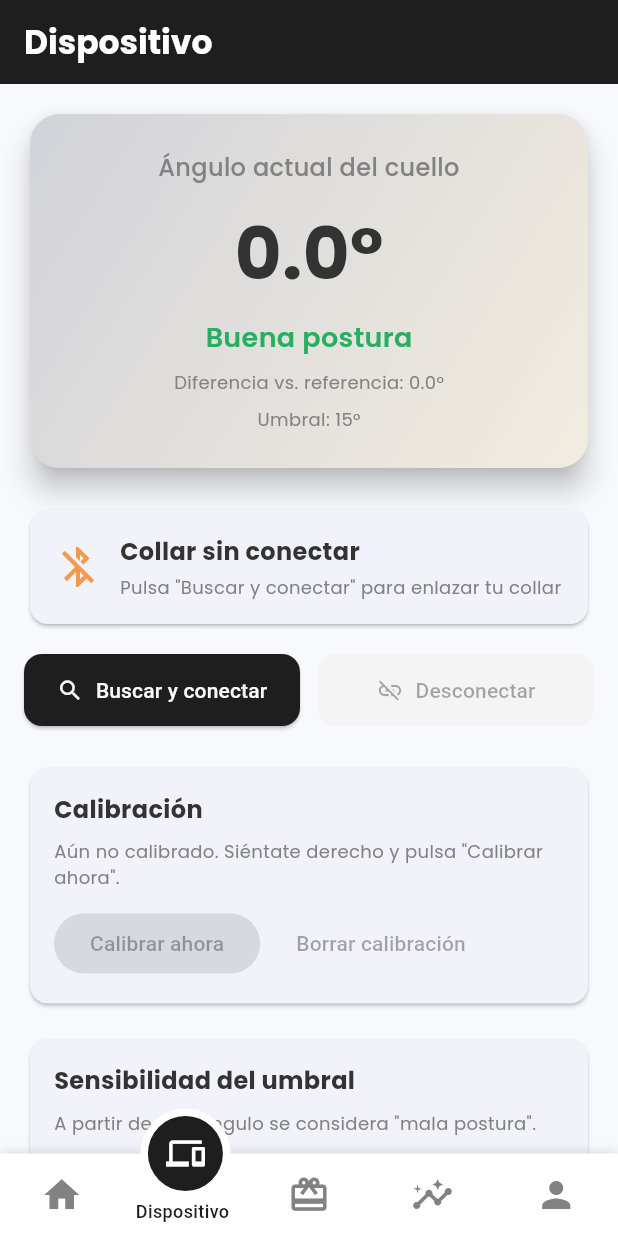
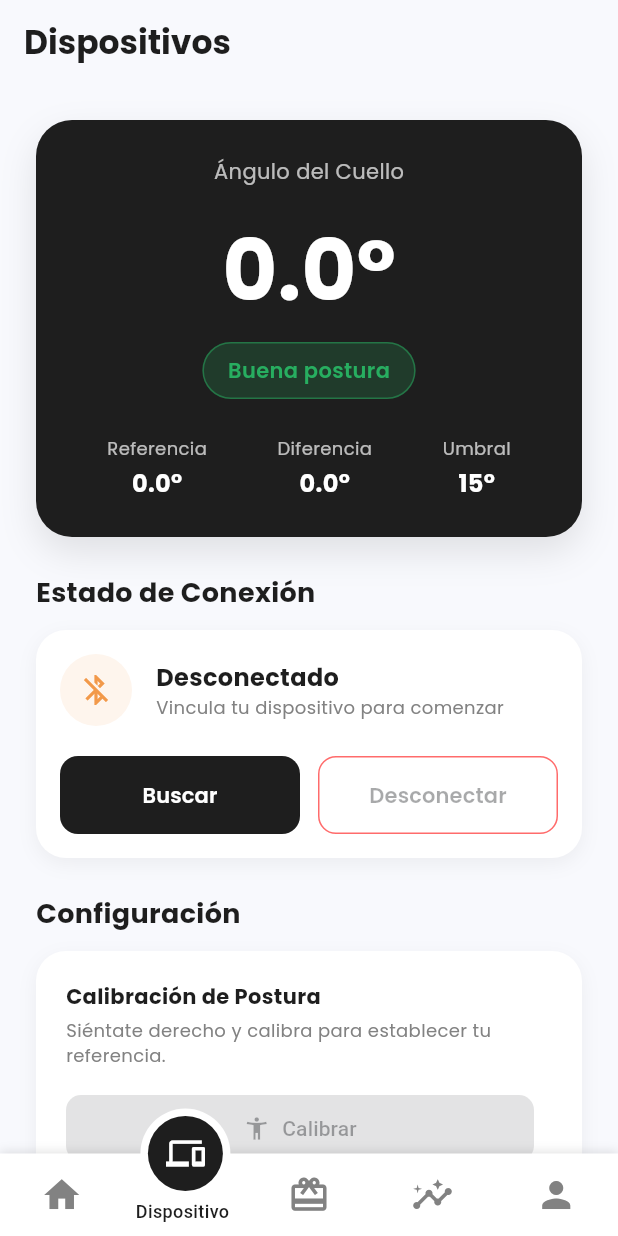
Before and after one commit to AlejandroAban09/AppPostura, a Flutter app: the DevicesScreen screen opened by its route, on a phone screen of 412 x 824 dp. Run offline on Flutter 3.47's test engine with Material 3 defaults, Android fonts, the phone set to English and light mode, and no system bars; our stand-ins replace barcode_widget, flutter_blue_plus, flutter_local_notifications, flutter_svg, get_it, go_router and 7 more; missing offline and left inert: flutter_web_bluetooth, mobile_scanner; accounts and stored records are empty.

```diff
--- a/lib/features/device/devices_screen.dart
+++ b/lib/features/device/devices_screen.dart
@@ -22,7 +22,6 @@ class _DevicesScreenState extends State<DevicesScreen> {
   Future<void> _startScan(BuildContext context) async {
     final deviceCtl = context.read<DeviceStatusController>();
     final bt = BluetoothService();
-
 
     // Adjuntar el controlador (importante para que reciba los ángulos)
     bt.attachDeviceController(deviceCtl);
@@ -73,77 +72,155 @@ class _DevicesScreenState extends State<DevicesScreen> {
       backgroundColor: AppColors.backgroundColor,
       appBar: AppBar(
         title: Text(
-          'Dispositivo',
-          style: GoogleFonts.poppins(fontWeight: FontWeight.bold),
+          'Dispositivos',
+          style: GoogleFonts.poppins(
+            fontWeight: FontWeight.bold,
+            color: AppColors.primaryText,
           ),
-        backgroundColor: AppColors.primaryColor,
-        foregroundColor: Colors.white,
+        ),
+        backgroundColor: AppColors.backgroundColor,
+        elevation: 0,
+        centerTitle: false,
       ),
       body: SingleChildScrollView(
-        padding: const EdgeInsets.all(16),
+        padding: const EdgeInsets.all(24),
         child: Column(
           crossAxisAlignment: CrossAxisAlignment.stretch,
           children: [
-            // 🟢 ELEMENTO PRINCIPAL: ÁNGULO ACTUAL
-            Card(
-              elevation: 8,
-              shape: RoundedRectangleBorder(
-                borderRadius: BorderRadius.circular(20),
-              ),
-              child: Container(
+            // 🟢 ELEMENTO PRINCIPAL: ÁNGULO ACTUAL (Estilo Dashboard)
+            Container(
               padding: const EdgeInsets.all(24),
               decoration: BoxDecoration(
-                  borderRadius: BorderRadius.circular(20),
-                  gradient: LinearGradient(
-                    colors: [
-                      AppColors.primaryColor.withOpacity(0.15),
-                      AppColors.secondaryColor.withOpacity(0.15),
+                color: AppColors.cardDark,
+                borderRadius: BorderRadius.circular(24),
+                boxShadow: [
+                  BoxShadow(
+                    color: Colors.black.withOpacity(0.1),
+                    blurRadius: 20,
+                    offset: const Offset(0, 10),
+                  ),
                 ],
-                    begin: Alignment.topLeft,
-                    end: Alignment.bottomRight,
+              ),
+              child: Column(
+                children: [
+                  Text(
+                    'Ángulo del Cuello',
+                    style: GoogleFonts.poppins(
+                      color: Colors.white.withOpacity(0.7),
+                      fontSize: 14,
                     ),
                   ),
-                child: Column(
-                  crossAxisAlignment: CrossAxisAlignment.center,
-                  children: [
-                    Text(
-                      'Ángulo actual del cuello',
-                      style: GoogleFonts.poppins(
-                        fontSize: 16,
-                        color: AppColors.secondaryText,
-                        fontWeight: FontWeight.w500,
-                      ),
-                      textAlign: TextAlign.center,
-                    ),
-                    const SizedBox(height: 12),
+                  const SizedBox(height: 16),
                   Text(
                     '${angle.toStringAsFixed(1)}°',
                     style: GoogleFonts.poppins(
-                        fontSize: 48,
+                      fontSize: 56,
                       fontWeight: FontWeight.bold,
-                        color: AppColors.darkGray,
+                      color: Colors.white,
                     ),
                   ),
                   const SizedBox(height: 8),
-                    Text(
+                  Container(
+                    padding: const EdgeInsets.symmetric(
+                      horizontal: 16,
+                      vertical: 8,
+                    ),
+                    decoration: BoxDecoration(
+                      color: postureColor.withOpacity(0.2),
+                      borderRadius: BorderRadius.circular(20),
+                      border: Border.all(color: postureColor.withOpacity(0.5)),
+                    ),
+                    child: Text(
                       postureText,
                       style: GoogleFonts.poppins(
-                        fontSize: 18,
+                        fontSize: 14,
                         fontWeight: FontWeight.w600,
-                        color: postureColor,
+                        color:
+                            postureColor, // Usar color brillante para contraste
                       ),
                     ),
-                    const SizedBox(height: 8),
-                    Text(
-                      'Diferencia vs. referencia: ${delta.toStringAsFixed(1)}°',
-                      style: GoogleFonts.poppins(
-                        fontSize: 12,
-                        color: AppColors.secondaryText,
+                  ),
+                  const SizedBox(height: 24),
+                  Row(
+                    mainAxisAlignment: MainAxisAlignment.spaceAround,
+                    children: [
+                      _StatColumn(
+                        label: 'Referencia',
+                        value: '${base.toStringAsFixed(1)}°',
+                      ),
+                      _StatColumn(
+                        label: 'Diferencia',
+                        value: '${delta.toStringAsFixed(1)}°',
+                      ),
+                      _StatColumn(
+                        label: 'Umbral',
+                        value: '${deviceCtl.thresholdDeg.toStringAsFixed(0)}°',
+                      ),
+                    ],
+                  ),
+                ],
               ),
             ),
-                    const SizedBox(height: 8),
+            const SizedBox(height: 24),
+
+            // Estado de conexión
+            _SectionTitle(title: 'Estado de Conexión'),
+            const SizedBox(height: 12),
+            Container(
+              padding: const EdgeInsets.all(16),
+              decoration: BoxDecoration(
+                color: Colors.white,
+                borderRadius: BorderRadius.circular(20),
+                boxShadow: [
+                  BoxShadow(
+                    color: Colors.black.withOpacity(0.05),
+                    blurRadius: 10,
+                    offset: const Offset(0, 4),
+                  ),
+                ],
+              ),
+              child: Column(
+                children: [
+                  Row(
+                    children: [
+                      Container(
+                        padding: const EdgeInsets.all(12),
+                        decoration: BoxDecoration(
+                          color: deviceCtl.connected
+                              ? AppColors.successColor.withOpacity(0.1)
+                              : AppColors.warningColor.withOpacity(0.1),
+                          shape: BoxShape.circle,
+                        ),
+                        child: Icon(
+                          deviceCtl.connected
+                              ? Icons.bluetooth_connected
+                              : Icons.bluetooth_disabled,
+                          color: deviceCtl.connected
+                              ? AppColors.successColor
+                              : AppColors.warningColor,
+                          size: 24,
+                        ),
+                      ),
+                      const SizedBox(width: 16),
+                      Expanded(
+                        child: Column(
+                          crossAxisAlignment: CrossAxisAlignment.start,
+                          children: [
                             Text(
-                      'Umbral: ${deviceCtl.thresholdDeg.toStringAsFixed(0)}°',
+                              deviceCtl.connected
+                                  ? (deviceCtl.deviceId ??
+                                        'Dispositivo Conectado')
+                                  : 'Desconectado',
+                              style: GoogleFonts.poppins(
+                                fontSize: 16,
+                                fontWeight: FontWeight.bold,
+                                color: AppColors.primaryText,
+                              ),
+                            ),
+                            Text(
+                              deviceCtl.connected
+                                  ? 'MAC: ${deviceCtl.deviceMac ?? '-'}'
+                                  : 'Vincula tu dispositivo para comenzar',
                               style: GoogleFonts.poppins(
                                 fontSize: 12,
                                 color: AppColors.secondaryText,
@@ -152,210 +229,64 @@ class _DevicesScreenState extends State<DevicesScreen> {
                           ],
                         ),
                       ),
+                    ],
                   ),
                   const SizedBox(height: 20),
-
-            // Estado de conexión + info básica
-            Card(
-              child: Padding(
-                padding: const EdgeInsets.all(16),
-                child: Row(
-                  children: [
-                    Icon(
-                      deviceCtl.connected
-                          ? Icons.bluetooth_connected
-                          : Icons.bluetooth_disabled,
-                      color: deviceCtl.connected
-                          ? AppColors.successColor
-                          : AppColors.warningColor,
-                      size: 32,
-                    ),
-                    const SizedBox(width: 12),
-                    Expanded(
-                      child: Column(
-                        crossAxisAlignment: CrossAxisAlignment.start,
-                        children: [
-                          Text(
-                            deviceCtl.connected
-                                ? (deviceCtl.deviceId ?? 'Collar conectado')
-                                : 'Collar sin conectar',
-                            style: GoogleFonts.poppins(
-                              fontSize: 16,
-                              fontWeight: FontWeight.bold,
-                              color: AppColors.darkGray,
-                            ),
-                          ),
-                          const SizedBox(height: 4),
-                          Text(
-                            deviceCtl.connected
-                                ? 'MAC: ${deviceCtl.deviceMac ?? '-'}'
-                                : 'Pulsa "Buscar y conectar" para enlazar tu collar',
-                            style: GoogleFonts.poppins(
-                              fontSize: 12,
-                              color: AppColors.secondaryText,
-                            ),
-                          ),
-                          if (deviceCtl.connected) ...[
-                            const SizedBox(height: 4),
-                            Text(
-                              'Alertas en esta sesión: ${deviceCtl.alertCount}',
-                              style: GoogleFonts.poppins(
-                                fontSize: 12,
-                                color: AppColors.secondaryText,
-                              ),
-                            ),
-                          ],
-                        ],
-                      ),
-                    ),
-                  ],
-                ),
-              ),
-            ),
-            const SizedBox(height: 16),
-
-            // Botones de conectar / desconectar
                   Row(
                     children: [
                       Expanded(
-                  child: ElevatedButton.icon(
+                        child: ElevatedButton(
                           onPressed: _scanning
                               ? null
                               : () => _startScan(context),
-                    icon: _scanning
-                        ? const SizedBox(
-                            height: 16,
-                            width: 16,
-                            child: CircularProgressIndicator(strokeWidth: 2),
-                          )
-                        : const Icon(Icons.search),
-                    label: Text(
-                      _scanning ? 'Buscando...' : 'Buscar y conectar',
-                    ),
                           style: ElevatedButton.styleFrom(
                             backgroundColor: AppColors.primaryText,
-                      foregroundColor: AppColors.backgroundColor,
-                      padding: const EdgeInsets.symmetric(vertical: 14),
+                            foregroundColor: Colors.white,
+                            padding: const EdgeInsets.symmetric(vertical: 16),
                             shape: RoundedRectangleBorder(
                               borderRadius: BorderRadius.circular(12),
+                            ),
+                            elevation: 0,
+                          ),
+                          child: _scanning
+                              ? const SizedBox(
+                                  height: 20,
+                                  width: 20,
+                                  child: CircularProgressIndicator(
+                                    strokeWidth: 2,
+                                    valueColor: AlwaysStoppedAnimation(
+                                      Colors.white,
+                                    ),
+                                  ),
+                                )
+                              : Text(
+                                  'Buscar',
+                                  style: GoogleFonts.poppins(
+                                    fontWeight: FontWeight.w600,
                                   ),
                                 ),
                         ),
                       ),
                       const SizedBox(width: 12),
                       Expanded(
-                  child: ElevatedButton.icon(
-                    onPressed:
-                        deviceCtl.connected ? () => _disconnect(context) : null,
-                    icon: const Icon(Icons.link_off),
-                    label: const Text('Desconectar'),
-                    style: ElevatedButton.styleFrom(
-                      backgroundColor: AppColors.errorColor,
-                      foregroundColor: Colors.white,
-                      disabledBackgroundColor: AppColors.lightGray,
-                      padding: const EdgeInsets.symmetric(vertical: 14),
+                        child: OutlinedButton(
+                          onPressed: deviceCtl.connected
+                              ? () => _disconnect(context)
+                              : null,
+                          style: OutlinedButton.styleFrom(
+                            foregroundColor: AppColors.errorColor,
+                            side: const BorderSide(color: AppColors.errorColor),
+                            padding: const EdgeInsets.symmetric(vertical: 16),
                             shape: RoundedRectangleBorder(
                               borderRadius: BorderRadius.circular(12),
                             ),
                           ),
+                          child: Text(
+                            'Desconectar',
+                            style: GoogleFonts.poppins(
+                              fontWeight: FontWeight.w600,
                             ),
                           ),
-              ],
-            ),
-            const SizedBox(height: 24),
-
-            // Calibración
-            Card(
-              child: Padding(
-                padding: const EdgeInsets.all(16),
-                child: Column(
-                  crossAxisAlignment: CrossAxisAlignment.start,
-                  children: [
-                    Text(
-                      'Calibración',
-                      style: GoogleFonts.poppins(
-                        fontSize: 16,
-                        fontWeight: FontWeight.bold,
-                        color: AppColors.darkGray,
-                      ),
-                    ),
-                    const SizedBox(height: 8),
-                    Text(
-                      deviceCtl.baseNeckAngle == null
-                          ? 'Aún no calibrado. Siéntate derecho y pulsa "Calibrar ahora".'
-                          : 'Referencia actual: ${deviceCtl.baseNeckAngle!.toStringAsFixed(1)}°',
-                      style: GoogleFonts.poppins(
-                        fontSize: 12,
-                        color: AppColors.secondaryText,
-                      ),
-                    ),
-                    const SizedBox(height: 12),
-                    Row(
-                      children: [
-                        ElevatedButton(
-                          onPressed: deviceCtl.connected
-                              ? deviceCtl.calibrateNow
-                              : null,
-                          child: const Text('Calibrar ahora'),
-                        ),
-                        const SizedBox(width: 12),
-                        TextButton(
-                          onPressed: deviceCtl.baseNeckAngle != null
-                              ? deviceCtl.clearCalibration
-                              : null,
-                          child: const Text('Borrar calibración'),
-                        ),
-                      ],
-                    ),
-                  ],
-                ),
-              ),
-            ),
-            const SizedBox(height: 16),
-
-            // Umbral de sensibilidad
-            Card(
-              child: Padding(
-                padding: const EdgeInsets.all(16),
-                child: Column(
-                  crossAxisAlignment: CrossAxisAlignment.start,
-                  children: [
-                    Text(
-                      'Sensibilidad del umbral',
-                      style: GoogleFonts.poppins(
-                        fontSize: 16,
-                        fontWeight: FontWeight.bold,
-                        color: AppColors.darkGray,
-                      ),
-                    ),
-                    const SizedBox(height: 8),
-                    Text(
-                      'A partir de qué ángulo se considera "mala postura".',
-                      style: GoogleFonts.poppins(
-                        fontSize: 12,
-                        color: AppColors.secondaryText,
-                      ),
-                    ),
-                    const SizedBox(height: 12),
-                    Row(
-                      children: [
-                        Expanded(
-                          child: Slider(
-                            min: 5,
-                            max: 45,
-                            divisions: 8,
-                            value: deviceCtl.thresholdDeg.clamp(5, 45),
-                            label:
-                                '${deviceCtl.thresholdDeg.toStringAsFixed(0)}°',
-                            onChanged: (v) => deviceCtl.setThreshold(v),
-                          ),
-                        ),
-                        const SizedBox(width: 8),
-                        Text(
-                          '${deviceCtl.thresholdDeg.toStringAsFixed(0)}°',
-                          style: GoogleFonts.poppins(
-                            fontWeight: FontWeight.bold,
-                            color: AppColors.primaryText,
                         ),
                       ),
                     ],
@@ -363,10 +294,158 @@ class _DevicesScreenState extends State<DevicesScreen> {
                 ],
               ),
             ),
+            const SizedBox(height: 24),
+
+            // Calibración
+            _SectionTitle(title: 'Configuración'),
+            const SizedBox(height: 12),
+            Container(
+              padding: const EdgeInsets.all(20),
+              decoration: BoxDecoration(
+                color: Colors.white,
+                borderRadius: BorderRadius.circular(20),
+                boxShadow: [
+                  BoxShadow(
+                    color: Colors.black.withOpacity(0.05),
+                    blurRadius: 10,
+                    offset: const Offset(0, 4),
                   ),
+                ],
+              ),
+              child: Column(
+                crossAxisAlignment: CrossAxisAlignment.start,
+                children: [
+                  Text(
+                    'Calibración de Postura',
+                    style: GoogleFonts.poppins(
+                      fontSize: 14,
+                      fontWeight: FontWeight.bold,
+                      color: AppColors.primaryText,
+                    ),
+                  ),
+                  const SizedBox(height: 4),
+                  Text(
+                    deviceCtl.baseNeckAngle == null
+                        ? 'Siéntate derecho y calibra para establecer tu referencia.'
+                        : 'Referencia establecida en ${deviceCtl.baseNeckAngle!.toStringAsFixed(1)}°',
+                    style: GoogleFonts.poppins(
+                      fontSize: 12,
+                      color: AppColors.secondaryText,
+                    ),
+                  ),
+                  const SizedBox(height: 16),
+                  Row(
+                    children: [
+                      Expanded(
+                        child: ElevatedButton.icon(
+                          onPressed: deviceCtl.connected
+                              ? deviceCtl.calibrateNow
+                              : null,
+                          icon: const Icon(Icons.accessibility_new, size: 18),
+                          label: const Text('Calibrar'),
+                          style: ElevatedButton.styleFrom(
+                            backgroundColor: AppColors.accentGold,
+                            foregroundColor: Colors.white,
+                            padding: const EdgeInsets.symmetric(vertical: 12),
+                            shape: RoundedRectangleBorder(
+                              borderRadius: BorderRadius.circular(10),
+                            ),
+                            elevation: 0,
+                          ),
+                        ),
+                      ),
+                      const SizedBox(width: 12),
+                      if (deviceCtl.baseNeckAngle != null)
+                        IconButton(
+                          onPressed: deviceCtl.clearCalibration,
+                          icon: const Icon(Icons.refresh),
+                          color: AppColors.secondaryText,
+                          tooltip: 'Resetear',
+                        ),
+                    ],
+                  ),
+                  const Divider(height: 32),
+                  Text(
+                    'Sensibilidad (${deviceCtl.thresholdDeg.toStringAsFixed(0)}°)',
+                    style: GoogleFonts.poppins(
+                      fontSize: 14,
+                      fontWeight: FontWeight.bold,
+                      color: AppColors.primaryText,
+                    ),
+                  ),
+                  const SizedBox(height: 8),
+                  SliderTheme(
+                    data: SliderTheme.of(context).copyWith(
+                      activeTrackColor: AppColors.primaryColor,
+                      inactiveTrackColor: AppColors.lightGray,
+                      thumbColor: AppColors.primaryColor,
+                      overlayColor: AppColors.primaryColor.withOpacity(0.2),
+                    ),
+                    child: Slider(
+                      min: 5,
+                      max: 45,
+                      divisions: 8,
+                      value: deviceCtl.thresholdDeg.clamp(5, 45),
+                      label: '${deviceCtl.thresholdDeg.toStringAsFixed(0)}°',
+                      onChanged: (v) => deviceCtl.setThreshold(v),
+                    ),
+                  ),
+                ],
+              ),
+            ),
+            const SizedBox(height: 80), // Espacio para el bottom nav
           ],
         ),
       ),
     );
   }
 }
+
+class _StatColumn extends StatelessWidget {
+  final String label;
+  final String value;
+
+  const _StatColumn({required this.label, required this.value});
+
+  @override
+  Widget build(BuildContext context) {
+    return Column(
+      children: [
+        Text(
+          label,
+          style: GoogleFonts.poppins(
+            color: Colors.white.withOpacity(0.7),
+            fontSize: 12,
+          ),
+        ),
+        const SizedBox(height: 4),
+        Text(
+          value,
+          style: GoogleFonts.poppins(
+            color: Colors.white,
+            fontWeight: FontWeight.bold,
+            fontSize: 16,
+          ),
+        ),
+      ],
+    );
+  }
+}
+
+class _SectionTitle extends StatelessWidget {
+  final String title;
+
+  const _SectionTitle({required this.title});
+
+  @override
+  Widget build(BuildContext context) {
+    return Text(
+      title,
+      style: GoogleFonts.poppins(
+        fontSize: 18,
+        fontWeight: FontWeight.bold,
+        color: AppColors.primaryText,
+      ),
+    );
+  }
+}
--- a/lib/main.dart
+++ b/lib/main.dart
@@ -3,6 +3,7 @@ import 'package:flutter/material.dart';
 import 'package:provider/provider.dart';
 import 'package:hive_flutter/hive_flutter.dart';
 import 'package:intl/date_symbol_data_local.dart';
+import 'package:shared_preferences/shared_preferences.dart';
 
 import 'locator.dart';
 import 'core/session_state.dart';
@@ -28,6 +29,17 @@ void main() async {
   await notificationService.requestPermissions();
 
   final session = locator<SessionState>();
+
+  // Verificar si es la primera vez que se ejecuta la app
+  final prefs = await SharedPreferences.getInstance();
+  final isFirstRun = prefs.getBool('is_first_run') ?? true;
+
+  if (isFirstRun) {
+    // Si es la primera vez, limpiamos cualquier dato previo (por si acaso)
+    await Hive.box('focusme_users').clear();
+    await prefs.setBool('is_first_run', false);
+  }
+
   await session.restoreSession();
   final router = createAppRouter(session);
 
@@ -42,7 +54,7 @@ class MyApp extends StatelessWidget {
   Widget build(BuildContext context) {
     return MultiProvider(
       providers: [
-        // 👇 Este provider es el que te falta
+        // Este provider es el que te falta
         ChangeNotifierProvider<DeviceStatusController>(
           create: (_) => DeviceStatusController(),
         ),
```
Also changed, not shown: 1 other file. Lines whose indentation alone changed are shown as unchanged.
